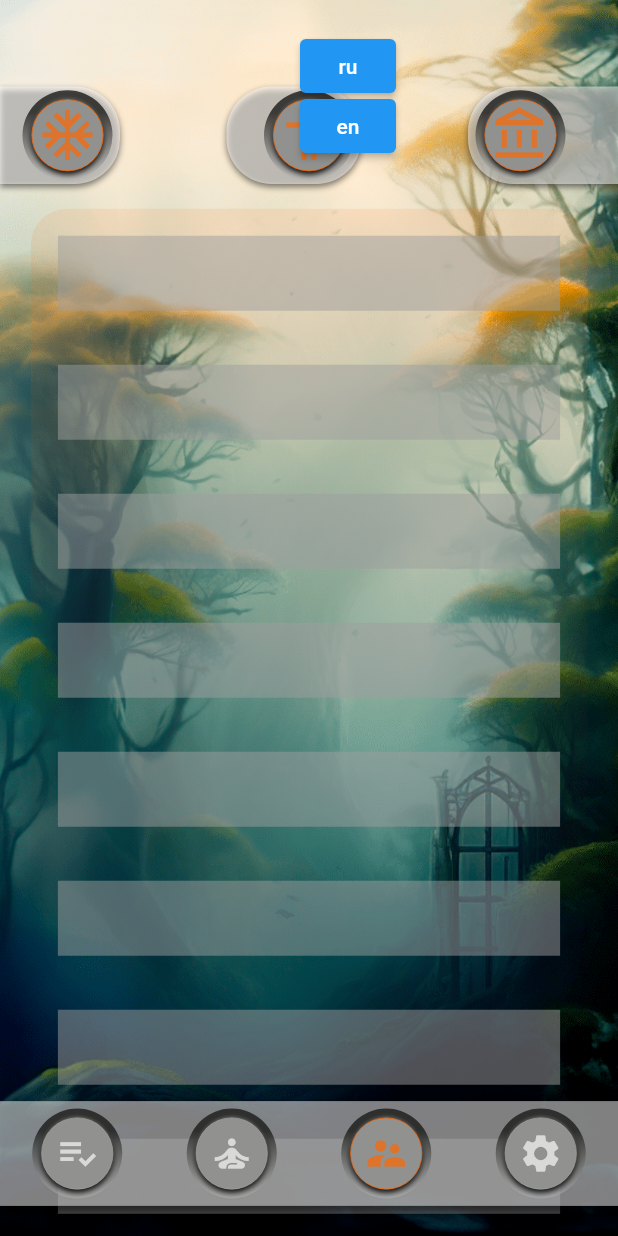
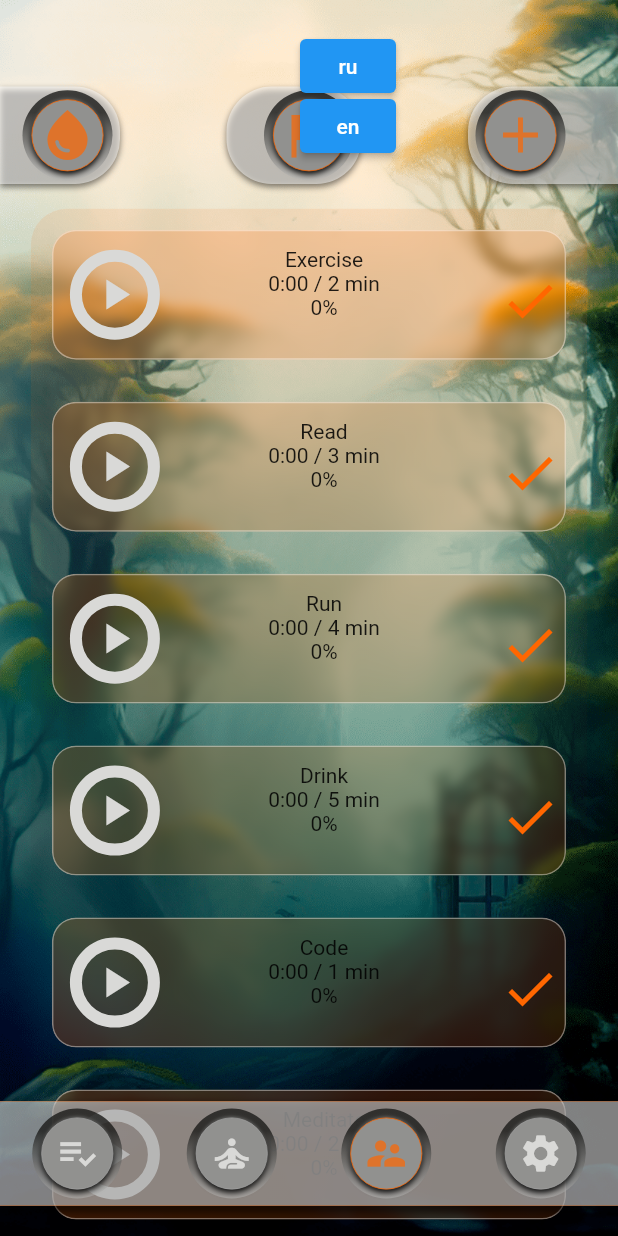
Before and after one commit to denissavishchev/today, a Flutter app: the screen it shows after launch, swiped to page 3, on a phone screen of 412 x 824 dp. Run offline on Flutter 3.47's test engine with Material 2 defaults, Android fonts, the phone set to English and light mode, and no system bars; drawn by our look-alikes of percent_indicator; our stand-ins replace awesome_notifications, countup, easy_localization, hive, hive_flutter; missing offline and left inert: flutter_ringtone_player, flutter_rounded_date_picker; accounts and stored records are empty.

Commit message:
habit page frontend

```diff
--- a/lib/pages/habit_page.dart
+++ b/lib/pages/habit_page.dart
@@ -3,6 +3,7 @@ import 'package:flutter/material.dart';
 import 'package:provider/provider.dart';
 import 'package:today/providers/habit_provider.dart';
 import '../constants.dart';
+import '../widgets/all_habit_list_widget.dart';
 import '../widgets/side_button_widget.dart';
 
 class HabitPage extends StatelessWidget {
@@ -33,21 +34,21 @@ class HabitPage extends StatelessWidget {
                     children: [
                       SideButtonWidget(
                         onTap: () {},
-                        child: Icon(Icons.ac_unit,
+                        child: Icon(Icons.water_drop,
                           color: kOrange.withOpacity(0.7),
                           size: 40,),),
                       SideButtonWidget(
                         both: true,
                         width: 90,
                         onTap: () {},
-                        child: Icon(Icons.accessibility_sharp,
+                        child: Icon(Icons.flag,
                           color: kOrange.withOpacity(0.7),
                           size: 40,),),
                       SideButtonWidget(
                         width: 100,
                         right: false,
                         onTap: () {},
-                        child: Icon(Icons.account_balance_outlined,
+                        child: Icon(Icons.add,
                           color: kOrange.withOpacity(0.7),
                           size: 40,),)
                     ],
@@ -74,16 +75,18 @@ class HabitPage extends StatelessWidget {
                           behavior: const ScrollBehavior().copyWith(overscroll: false),
                           child: ListView.builder(
                             padding: EdgeInsets.only(bottom: size.height * 0.12),
-                            itemCount: 10,
+                            itemCount: data.names.length,
                             // controller: data.scrollController,
                             reverse: false,
                             shrinkWrap: true,
                             itemBuilder: (context, index) {
-                              return Container(
-                                margin: EdgeInsets.all(18),
-                                width: 200,
-                                height: 50,
-                                color: Colors.grey.withOpacity(0.5),
+                              return AllHabitListWidget(
+                                name: data.names[index],
+                                time: data.times[index],
+                                totalTime: data.totalTimes[index],
+                                isStarted: data.inProgress[index],
+                                index: index,
+                                onTap: () => data.isStarted(index),
                               );
                             },
                           )
--- a/lib/providers/habit_provider.dart
+++ b/lib/providers/habit_provider.dart
@@ -1,7 +1,52 @@
+import 'dart:async';
 import 'package:flutter/material.dart';
 
 class HabitProvider with ChangeNotifier {
 
+List<String> names = ['Exercise', 'Read', 'Run', 'Drink', 'Code', 'Meditate'];
+List<int> times = [0, 0, 0, 0, 0, 0];
+List<int> totalTimes = [2, 3, 4, 5, 1, 2];
+List<bool> inProgress = [false, false, false, false, false, false];
+List<bool> cancel = [false, false, false, false, false, false];
 
+double percentCompleted(int time, int totalTime, int index){
+  if(time / (totalTime * 60) < 1){
+    return time / (totalTime * 60);
+  }else{
+    cancel[index] = true;
+    return 1;
+  }
+}
+
+String toMinSec(int seconds){
+  String sec = (seconds % 60).toString();
+  String min = (seconds / 60).toStringAsFixed(5);
+  if(sec.length == 1){
+    sec = '0$sec';
+  }
+  if(min[1] == '.'){
+    min = min.substring(0, 1);
+  }
+  return '$min:$sec';
+}
+
+void isStarted(int index){
+  var startTime = DateTime.now();
+  int elapsed = times[index];
+  inProgress[index] = !inProgress[index];
+
+  if(inProgress[index]){
+    Timer.periodic(const Duration(seconds: 1), (timer) {
+      if(!inProgress[index] || cancel[index]){
+        timer.cancel();
+      }
+      var currentTime = DateTime.now();
+      times[index] = elapsed + currentTime.second - startTime.second +
+          60 * (currentTime.minute - startTime.minute) +
+          60 * 60 * (currentTime.hour - startTime.hour);
+      notifyListeners();
+    });
+  }
+}
 
 }
--- /dev/null
+++ b/lib/widgets/all_habit_list_widget.dart
@@ -0,0 +1,84 @@
+import 'package:flutter/material.dart';
+import 'package:percent_indicator/circular_percent_indicator.dart';
+import 'package:provider/provider.dart';
+import 'package:today/providers/habit_provider.dart';
+import '../constants.dart';
+import 'basic_container_widget.dart';
+
+class AllHabitListWidget extends StatelessWidget {
+  const AllHabitListWidget({Key? key,
+    required this.name,
+    required this.onTap,
+    required this.time,
+    required this.totalTime,
+    required this.isStarted,
+    required this.index
+  }) : super(key: key);
+
+  final String name;
+  final VoidCallback onTap;
+  final int time;
+  final int totalTime;
+  final bool isStarted;
+  final int index;
+
+  @override
+  Widget build(BuildContext context) {
+    return Consumer<HabitProvider>(
+        builder: (context, data, child){
+          return GestureDetector(
+            onLongPress: (){
+
+            },
+            child: BasicContainerWidget(
+              height: 0.11,
+              child: Padding(
+                padding: const EdgeInsets.all(12.0),
+                child: Row(
+                  mainAxisAlignment: MainAxisAlignment.spaceBetween,
+                  children: [
+                    GestureDetector(
+                      onTap: onTap,
+                      child: Stack(
+                        alignment: Alignment.center,
+                        children: [
+                          CircularPercentIndicator(
+                            circularStrokeCap: CircularStrokeCap.round,
+                            backgroundColor: kWhite,
+                            progressColor: kOrange,
+                            radius: 30,
+                            lineWidth: 8,
+                            percent: data.percentCompleted(time, totalTime, index) < 1
+                                    ? data.percentCompleted(time, totalTime, index) : 1,
+                          ),
+                          data.percentCompleted(time, totalTime, index) >= 1
+                          ? const Icon(Icons.check, color: kOrange, size: 34,)
+                          : Icon(isStarted ? Icons.pause : Icons.play_arrow, size: 34, color: kWhite,),
+                        ],
+                      ),
+                    ),
+                    Column(
+                      children: [
+                        Text(name),
+                        Text('${data.percentCompleted(time, totalTime, index) < 1
+                            ? data.toMinSec(time) : 'Done'} / $totalTime min'),
+                        Text('${(data.percentCompleted(time, totalTime, index) * 100).toStringAsFixed(0)}%')
+                      ],
+                    ),
+                    SizedBox(
+                      width: 40,
+                      child: IconButton(
+                          onPressed: (){
+
+                          },
+                          icon: const Icon(Icons.check, color: kOrange, size: 40,)),
+                    ),
+
+                  ],
+                ),
+              ),
+            ),
+          );
+        });
+  }
+}
```
